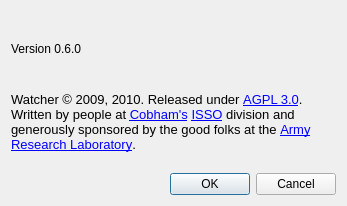
First picture: the form in src/clients/legacyWatcher/aboutDialog.ui, repository glawler/watcher-visualization, before the edit.
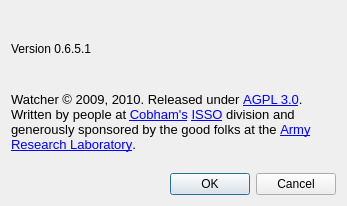
Second picture: the form after the edit. Icons and pictures are not drawn.

Commit message: Added '...' to GUI widgets which spawn dialogs.

```diff
--- a/src/clients/legacyWatcher/aboutDialog.ui
+++ b/src/clients/legacyWatcher/aboutDialog.ui
@@ -40,7 +40,7 @@
    <item row="0" column="0">
     <widget class="QLabel" name="label_Version">
      <property name="text">
-      <string>Version 0.6.0</string>
+      <string>Version 0.6.5.1</string>
      </property>
     </widget>
    </item>
```
The commit also changes 4 other files.
